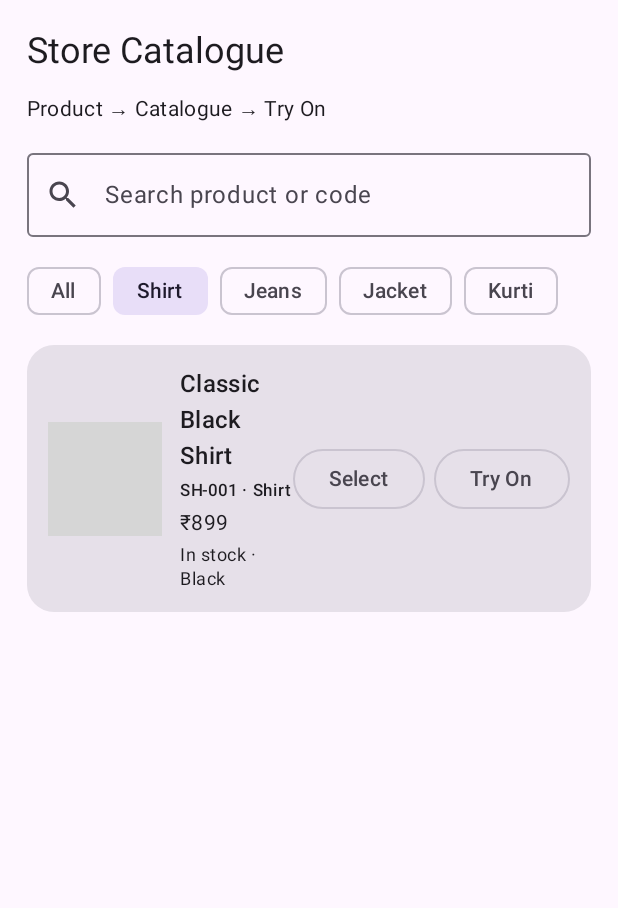
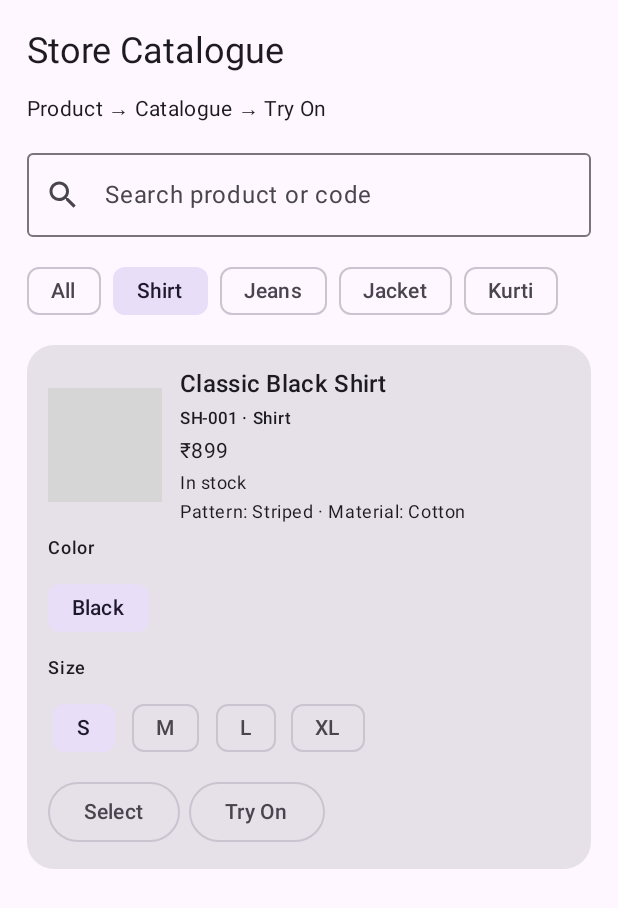
Before and after one commit to manibharathi1964/Al-Virtual-Dress-TryOn, an Android app built with Jetpack Compose: the composable CatalogueScreen called with sample values from the repository, after a tap on "Shirt", on a phone screen of 412 x 824 dp. Shown: the top 908 px of the screen. Run offline under Robolectric (Android 15) with nearby library versions, the phone set to English and light mode, and no system bars; pictures from the network do not load; 4 statements that could not run were skipped; grey boxes are pictures that could not be loaded.

Commit message:
Implement real color size pattern and material variant selection

```diff
--- a/app/src/main/java/com/mj/virtualdress/MainActivity.kt
+++ b/app/src/main/java/com/mj/virtualdress/MainActivity.kt
@@ -344,6 +344,9 @@ private fun TryOnApp() {
                             person = null
                             garment = null
                             result = null
+                            resultUrl = null
+                            outfitProducts = emptyList()
+                            outfitInstruction = ""
                             isGenerating = false
                             personValidation = null
                             garmentValidation = null
@@ -715,26 +718,32 @@ private fun CatalogueScreen(catalogue: List<CatalogueProduct>, onSelect: (Select
             }
         }
         products.forEach { product ->
+            var color by remember(product.code) { mutableStateOf(product.colors.firstOrNull() ?: "Default") }
+            var size by remember(product.code) { mutableStateOf(product.sizes.firstOrNull() ?: "M") }
+            val variant = product.variants.firstOrNull { it.color == color } ?: product.variants.firstOrNull()
             Card(shape = RoundedCornerShape(18.dp), modifier = Modifier.fillMaxWidth()) {
-                Row(Modifier.padding(14.dp), verticalAlignment = Alignment.CenterVertically) {
-                    AsyncImage(
-                        model = product.imageUrl,
-                        contentDescription = product.name,
-                        modifier = Modifier.size(76.dp),
-                        contentScale = ContentScale.Crop
-                    )
-                    Spacer(Modifier.width(12.dp))
-                    Column(Modifier.weight(1f), verticalArrangement = Arrangement.spacedBy(3.dp)) {
-                        Text(product.name, style = MaterialTheme.typography.titleMedium)
-                        Text(product.code + " · " + product.category, style = MaterialTheme.typography.labelSmall)
-                        Text("₹" + product.price, style = MaterialTheme.typography.bodyMedium)
-                        Text(
-                            if (product.inStock) "In stock · " + product.colors.joinToString() else "Out of stock",
-                            style = MaterialTheme.typography.bodySmall
-                        )
+                Column(Modifier.padding(14.dp), verticalArrangement = Arrangement.spacedBy(8.dp)) {
+                    Row(verticalAlignment = Alignment.CenterVertically) {
+                        AsyncImage(model = product.imageUrl, contentDescription = product.name, modifier = Modifier.size(76.dp), contentScale = ContentScale.Crop)
+                        Spacer(Modifier.width(12.dp))
+                        Column(Modifier.weight(1f), verticalArrangement = Arrangement.spacedBy(3.dp)) {
+                            Text(product.name, style = MaterialTheme.typography.titleMedium)
+                            Text(product.code + " · " + product.category, style = MaterialTheme.typography.labelSmall)
+                            Text("₹" + product.price, style = MaterialTheme.typography.bodyMedium)
+                            Text(if (product.inStock) "In stock" else "Out of stock", style = MaterialTheme.typography.bodySmall)
+                            Text("Pattern: " + (variant?.pattern ?: "—") + " · Material: " + (variant?.material ?: "—"), style = MaterialTheme.typography.bodySmall)
+                        }
+                    }
+                    Text("Color", style = MaterialTheme.typography.labelMedium)
+                    LazyRow(horizontalArrangement = Arrangement.spacedBy(6.dp)) {
+                        items(product.colors) { item -> FilterChip(selected = color == item, onClick = { color = item }, label = { Text(item) }) }
+                    }
+                    Text("Size", style = MaterialTheme.typography.labelMedium)
+                    LazyRow(horizontalArrangement = Arrangement.spacedBy(6.dp)) {
+                        items(variant?.sizes ?: product.sizes) { item -> FilterChip(selected = size == item, onClick = { size = item }, label = { Text(item) }) }
                     }
                     Row(horizontalArrangement = Arrangement.spacedBy(6.dp)) {
-                        OutlinedButton(onClick = { onSelect(product) }, enabled = product.inStock) { Text("Select") }
+                        OutlinedButton(onClick = { onSelect(SelectedProduct(product, color, size)) }, enabled = product.inStock) { Text("Select") }
                         OutlinedButton(onClick = { onTryOn(product) }, enabled = product.inStock) { Text("Try On") }
                     }
                 }
```
